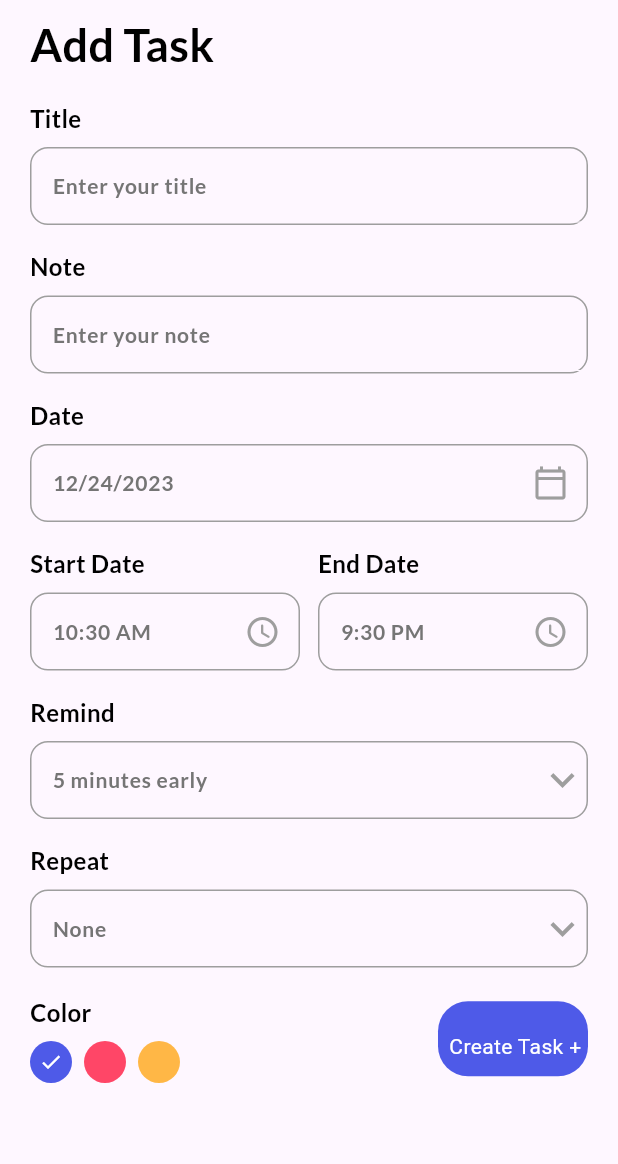
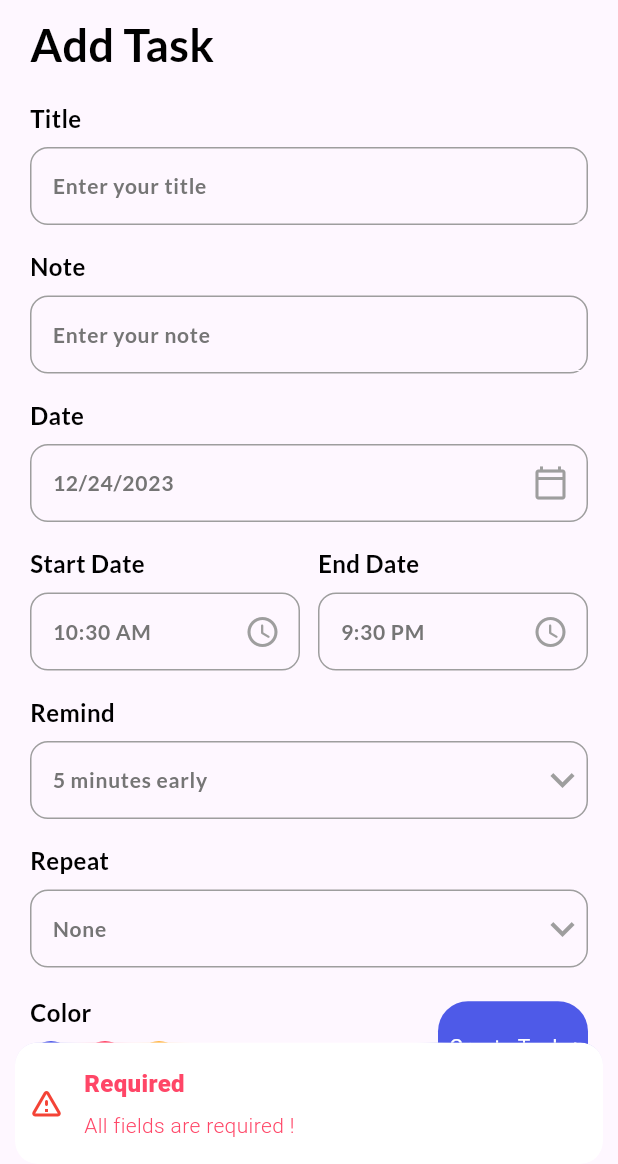
Before and after one commit to rizkiananda217/3C-K6-PPM, a Flutter app: the AddTaskPage screen opened directly, after a tap on "Create Task +", on a phone screen of 412 x 824 dp, the part 72-1236 px from its top. Run offline on Flutter 3.47's test engine with Material 3 defaults, Android fonts, the phone set to English and light mode, and no system bars; our stand-ins replace date_picker_timeline, get, get_storage, google_fonts; accounts and stored records are empty.

Commit message:
mengaktifkan fungsi tombol create task

```diff
--- a/aplikasi_trio_todo/lib/pages/add_task_bar.dart
+++ b/aplikasi_trio_todo/lib/pages/add_task_bar.dart
@@ -14,6 +14,8 @@
 }
 
 class _AddTaskPageState extends State<AddTaskPage> {
+  final TextEditingController _titleController = TextEditingController();
+  final TextEditingController _noteController = TextEditingController();
   DateTime _selectedData = DateTime.now();
   String _endTime = "9:30 PM";
   String _startTime = DateFormat("hh:mm a").format(DateTime.now()).toString();
@@ -38,8 +40,16 @@
                   "Add Task",
                   style: headingStyle,
                 ),
-                MyInputField(title: "Title", hint: "Enter your title"),
-                MyInputField(title: "Note", hint: "Enter your note"),
+                MyInputField(
+                  title: "Title",
+                  hint: "Enter your title",
+                  controller: _titleController,
+                ),
+                MyInputField(
+                  title: "Note",
+                  hint: "Enter your note",
+                  controller: _noteController,
+                ),
                 MyInputField(
                     title: "Date",
                     hint: DateFormat.yMd().format(_selectedData),
@@ -143,15 +153,31 @@
                 ),
                 Row(
                   mainAxisAlignment: MainAxisAlignment.spaceBetween,
+                  crossAxisAlignment: CrossAxisAlignment.center,
                   children: [
                     _colorPallete(),
-                    MyButton(label: "\n  Create Task + ", onTap: () => null)
+                    MyButton(
+                        label: "\n  Create Task + ",
+                        onTap: () => _validateDate())
                   ],
                 )
               ],
             ),
           ),
         ));
+  }
+
+  _validateDate() {
+    if (_titleController.text.isNotEmpty && _noteController.text.isNotEmpty) {
+      //menambahkan ke database
+      Get.back();
+    } else if (_titleController.text.isEmpty || _noteController.text.isEmpty) {
+      Get.snackbar("Required", "All fields are required !",
+          snackPosition: SnackPosition.BOTTOM,
+          backgroundColor: Colors.white,
+          colorText: pinkClr,
+          icon: Icon(Icons.warning_amber_rounded, color: Colors.red));
+    }
   }
 
   _colorPallete() {
```
